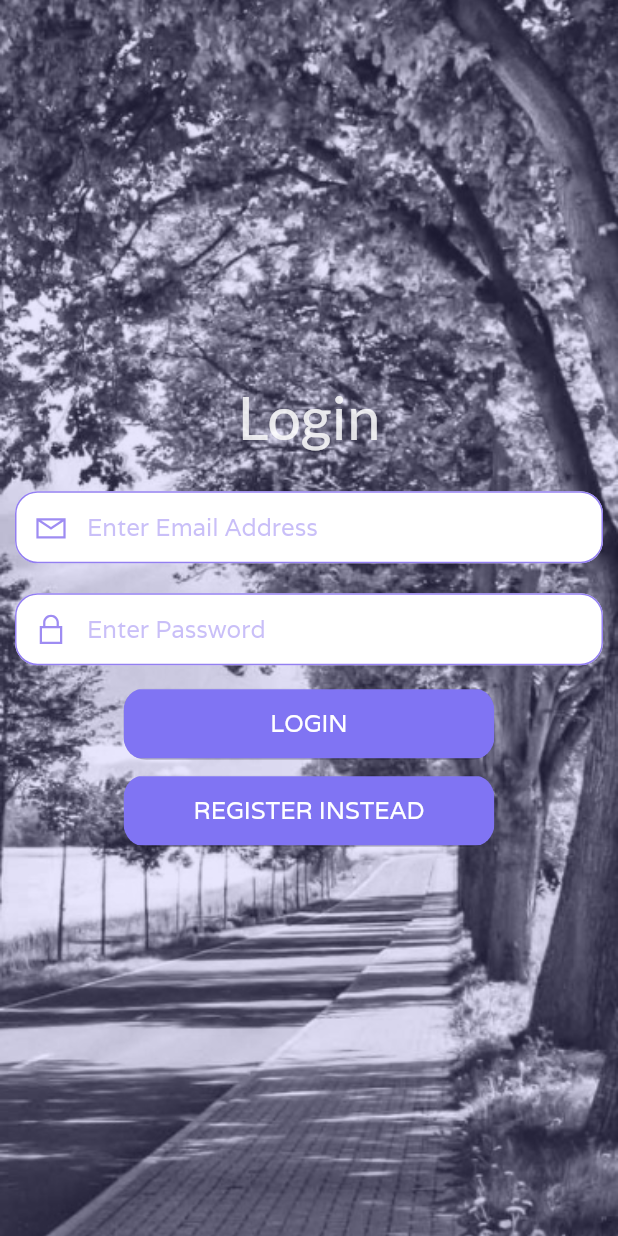
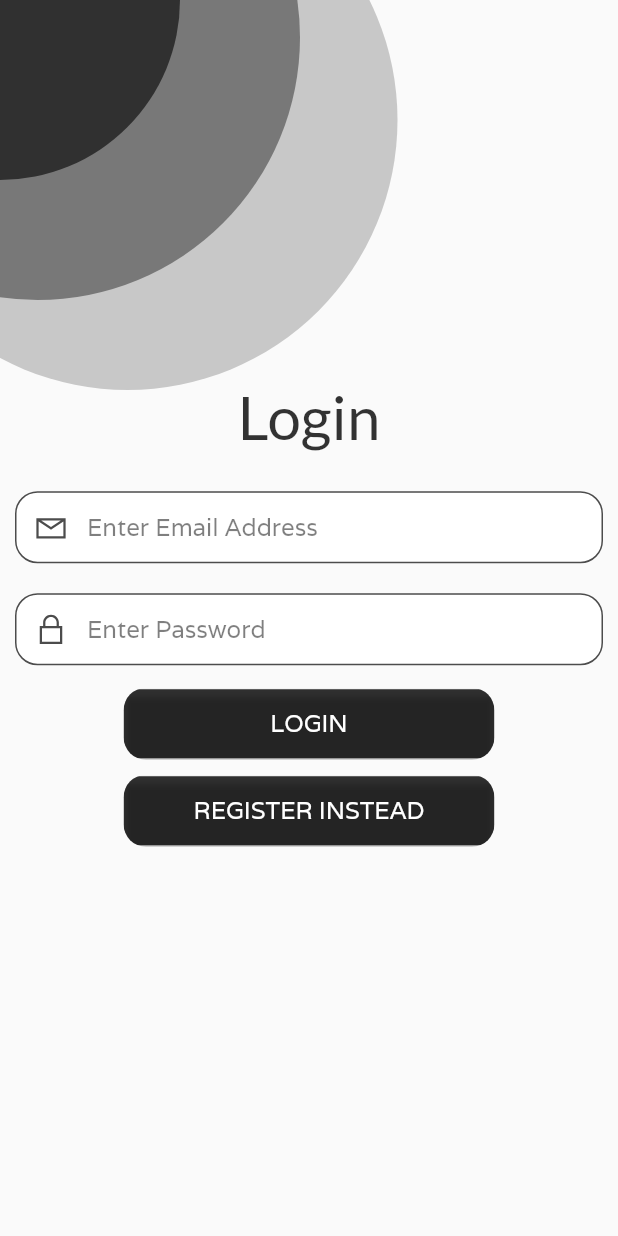
Before and after one commit to amlannandy/FitnessLive, a Flutter app: the screen it shows after launch, on a phone screen of 412 x 824 dp. Run offline on Flutter 3.47's test engine with Material 2 defaults, Android fonts, the phone set to English and light mode, and no system bars; our stand-ins replace cloud_firestore, firebase_auth, firebase_storage, image_picker, line_icons, toggle_switch; accounts and stored records are empty.

Commit message:
changed theme and login ui

```diff
--- a/mobile-app/lib/main.dart
+++ b/mobile-app/lib/main.dart
@@ -24,8 +24,8 @@ class MyApp extends StatelessWidget {
       child: MaterialApp(
         title: 'FitnessLive',
         theme: ThemeData(
-          primaryColor: Color(0xff8074F3),
-          accentColor: Color(0xff937FF1),
+          primaryColor: Colors.black,
+          accentColor: Colors.black,
           textTheme: TextTheme(
             headline1: TextStyle(
               color: Colors.white.withOpacity(0.9),
--- a/mobile-app/lib/models/User.dart
+++ b/mobile-app/lib/models/User.dart
@@ -32,7 +32,8 @@ class User {
       name: data['name'] ?? null,
       email: data['email'] ?? null,
       phone: data['phone'] ?? null,
-      imageUrl: data['imageUrl'] ?? null,
+      imageUrl: data['imageUrl'] ??
+          'https://i.pinimg.com/originals/51/f6/fb/51f6fb256629fc755b8870c801092942.png',
       age: data['age'] ?? null,
       height: data['height'] ?? null,
       weight: data['weight'] ?? null,
--- a/mobile-app/lib/screens/LoginScreen.dart
+++ b/mobile-app/lib/screens/LoginScreen.dart
@@ -67,12 +67,7 @@ class _LoginScreenState extends State<LoginScreen> {
       key: _scaffoldKey,
       body: Stack(
         children: [
-          Image.asset(
-            'assets/images/background.png',
-            height: MediaQuery.of(context).size.height,
-            width: MediaQuery.of(context).size.width,
-            fit: BoxFit.cover,
-          ),
+          ...getBackground(),
           _isLoading
               ? Center(
                   child: CustomProgressBar(
@@ -86,7 +81,7 @@ class _LoginScreenState extends State<LoginScreen> {
                       Text(
                         _authMode == AuthMode.Login ? 'Login' : 'Register',
                         style: TextStyle(
-                          color: Colors.white.withOpacity(0.85),
+                          color: Colors.black.withOpacity(0.8),
                           fontFamily: 'Lato',
                           fontSize: 40,
                         ),
@@ -151,4 +146,45 @@ class _LoginScreenState extends State<LoginScreen> {
       ),
     );
   }
+
+  List<Widget> getBackground() {
+    return [
+      Positioned(
+        top: -150,
+        left: -150,
+        child: Container(
+          width: 350,
+          height: 350,
+          decoration: BoxDecoration(
+            color: Theme.of(context).primaryColor.withOpacity(0.4),
+            shape: BoxShape.circle,
+          ),
+        ),
+      ),
+      Positioned(
+        top: -100,
+        left: -150,
+        child: Container(
+          width: 470,
+          height: 360,
+          decoration: BoxDecoration(
+            color: Theme.of(context).primaryColor.withOpacity(0.2),
+            shape: BoxShape.circle,
+          ),
+        ),
+      ),
+      Positioned(
+        top: -120,
+        left: -120,
+        child: Container(
+          width: 240,
+          height: 240,
+          decoration: BoxDecoration(
+            color: Theme.of(context).primaryColor.withOpacity(0.6),
+            shape: BoxShape.circle,
+          ),
+        ),
+      ),
+    ];
+  }
 }
--- a/mobile-app/lib/widgets/CustomTextField.dart
+++ b/mobile-app/lib/widgets/CustomTextField.dart
@@ -47,11 +47,11 @@ class CustomTextField extends StatelessWidget {
           ),
           prefixIcon: Icon(
             icon,
-            color: Theme.of(context).accentColor.withOpacity(0.9),
+            color: Theme.of(context).accentColor.withOpacity(0.7),
           ),
           enabledBorder: OutlineInputBorder(
             borderSide: BorderSide(
-              color: Theme.of(context).accentColor,
+              color: Theme.of(context).accentColor.withOpacity(0.7),
               width: 1,
             ),
             borderRadius: BorderRadius.circular(15),
--- a/mobile-app/lib/widgets/PrimaryButton.dart
+++ b/mobile-app/lib/widgets/PrimaryButton.dart
@@ -26,7 +26,7 @@ class PrimaryButton extends StatelessWidget {
         child: RaisedButton(
           padding: const EdgeInsets.all(12.5),
           onPressed: onPress,
-          color: color ?? Theme.of(context).primaryColor,
+          color: color ?? Theme.of(context).primaryColor.withOpacity(0.8),
           child: Text(
             text,
             style: TextStyle(
```
Also changed, not shown: mobile-app/lib/screens/UserInfoScreen.dart (+8 -4 lines), mobile-app/lib/widgets/ProfilePictureContainer.dart (+16 -7 lines), mobile-app/assets/images/background.png (deleted).
